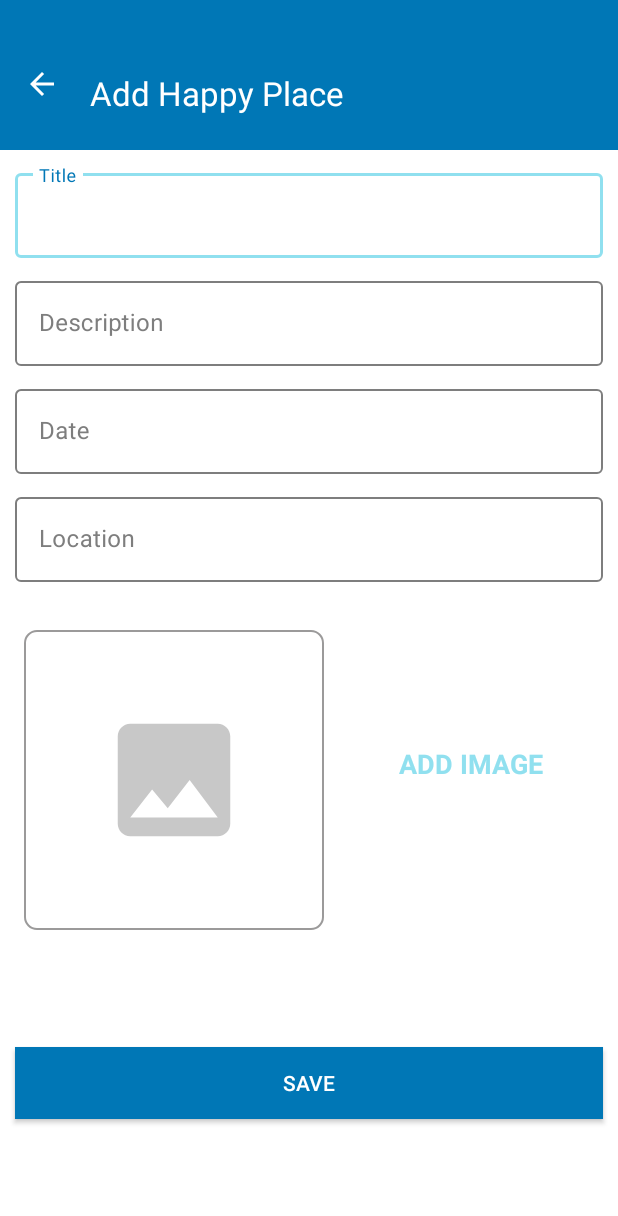
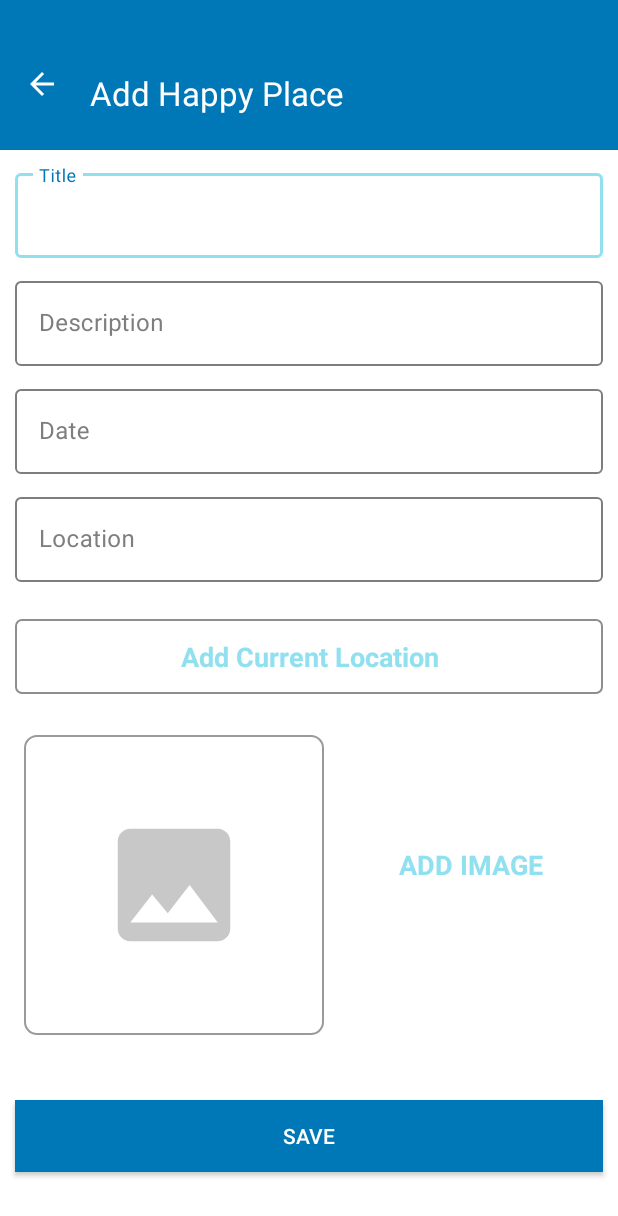
Before and after one commit to zyr-ux/Happy_Places, an Android app: the AddHappyPlacesActivity screen opened directly, with no data from a screen before it, on a phone screen of 412 x 824 dp. Shown: the top 1216 px of the screen. Run offline under Robolectric (Android 15) with nearby library versions, the light colour scheme and no system bars; libraries missing offline, so code that uses them is left out: com.karumi.dexter; 1 statement that could not run was skipped.

Commit message:
Added a way to use the user's current location!

```diff
--- a/app/build.gradle.kts
+++ b/app/build.gradle.kts
@@ -41,7 +41,7 @@ android {
 }
 
 dependencies {
-    implementation("de.hdodenhof:circleimageview:3.1.0")
+    implementation("de.hdodenhof:circleimageview:3.1.0") //Dexter dependency
     implementation("com.karumi:dexter:6.2.3")
 
     implementation("androidx.room:room-runtime:2.6.1") // Replace with the latest version
@@ -54,7 +54,9 @@ dependencies {
 
     implementation("com.google.android.libraries.places:places:4.1.0") //Places dependency
 
-    implementation(libs.play.services.maps)
+    implementation("com.google.android.gms:play-services-location:21.3.0") //GMS Location dependency
+    implementation(libs.play.services.maps) // Maps dependency
+
     implementation(libs.androidx.core.ktx)
     implementation(libs.androidx.appcompat)
     implementation(libs.material)
--- a/app/src/main/AndroidManifest.xml
+++ b/app/src/main/AndroidManifest.xml
@@ -8,6 +8,8 @@
 
     <uses-permission android:name="android.permission.READ_MEDIA_IMAGES" />
     <uses-permission android:name="android.permission.CAMERA" />
+    <uses-permission android:name="android.permission.ACCESS_FINE_LOCATION" />
+    <uses-permission android:name="android.permission.ACCESS_COARSE_LOCATION" />
 
     <application
         android:name=".database.HappyPlacesApp"
--- a/app/src/main/java/com/example/happyplaces/activities/MapActivity.kt
+++ b/app/src/main/java/com/example/happyplaces/activities/MapActivity.kt
@@ -79,5 +79,4 @@ class MapActivity : AppCompatActivity(), OnMapReadyCallback
         val latlngZoom= CameraUpdateFactory.newLatLngZoom(position,13f)
         maps.animateCamera(latlngZoom)
     }
-
 }
--- /dev/null
+++ b/app/src/main/res/drawable/btn_ripple_grey.xml
@@ -0,0 +1,12 @@
+<?xml version="1.0" encoding="utf-8"?>
+<ripple xmlns:android="http://schemas.android.com/apk/res/android"
+    android:color="#9E9E9E">
+    <item android:id="@android:id/mask">
+        <shape android:shape="rectangle">
+            <solid android:color="#000000" />
+            <corners android:radius="4dp"/>
+        </shape>
+    </item>
+
+    <item android:drawable="@drawable/textview_border" />
+</ripple>
--- /dev/null
+++ b/app/src/main/res/drawable/textview_border.xml
@@ -0,0 +1,6 @@
+<?xml version="1.0" encoding="utf-8"?>
+<shape xmlns:android="http://schemas.android.com/apk/res/android" android:shape="rectangle">
+<stroke android:width="1dp" android:color="#8E8E8E"/>
+    <corners android:radius="4dp"/>
+    <solid android:color="@color/white"/>
+</shape>
--- a/app/src/main/res/layout/activity_add_happy_places.xml
+++ b/app/src/main/res/layout/activity_add_happy_places.xml
@@ -158,7 +158,7 @@
         app:layout_constraintHorizontal_bias="0.075"
         app:layout_constraintStart_toStartOf="parent"
         app:layout_constraintTop_toBottomOf="@+id/linearLayout"
-        app:layout_constraintVertical_bias="0.097">
+        app:layout_constraintVertical_bias="0.408">
 
         <ImageView
             android:id="@+id/addedimgbox"
@@ -175,13 +175,13 @@
         android:layout_width="wrap_content"
         android:layout_height="wrap_content"
         android:text="ADD IMAGE"
+        android:textColor="@color/colorAccent"
         android:textSize="18sp"
-        android:textColor="@color/colorAccent"
         android:textStyle="bold"
         app:layout_constraintBottom_toBottomOf="@+id/img_btn_fl"
         app:layout_constraintEnd_toEndOf="parent"
         app:layout_constraintStart_toEndOf="@+id/img_btn_fl"
-        app:layout_constraintTop_toBottomOf="@+id/linearLayout" />
+        app:layout_constraintTop_toBottomOf="@+id/add_current_location_btn" />
 
     <androidx.appcompat.widget.AppCompatButton
         android:id="@+id/save_btn"
@@ -196,5 +196,30 @@
         android:text="SAVE"
         android:textColor="@color/white"
         android:background="@color/colorPrimaryDark"/>
+
+
+    <FrameLayout
+        android:id="@+id/add_current_location_btn"
+        android:layout_width="match_parent"
+        android:layout_height="50dp"
+        app:layout_constraintBottom_toTopOf="@+id/img_btn_fl"
+        app:layout_constraintEnd_toEndOf="parent"
+        app:layout_constraintHorizontal_bias="0.0"
+        app:layout_constraintStart_toStartOf="parent"
+        app:layout_constraintTop_toBottomOf="@+id/linearLayout"
+        app:layout_constraintVertical_bias="0.352"
+        android:background="@drawable/btn_ripple_grey"
+        android:layout_marginStart="10dp"
+        android:layout_marginEnd="10dp">
+        <TextView
+            android:layout_width="match_parent"
+            android:layout_height="match_parent"
+            android:gravity="center"
+            android:text="Add Current Location"
+            android:textAlignment="center"
+            android:textColor="@color/colorAccent"
+            android:textSize="18sp"
+            android:textStyle="bold" />
+    </FrameLayout>
 </androidx.constraintlayout.widget.ConstraintLayout>
 </ScrollView>
```
Also changed, not shown: app/src/main/java/com/example/happyplaces/activities/AddHappyPlacesActivity.kt (+80 -2 lines), app/src/main/java/com/example/happyplaces/utils/AddressConverter.kt (added, +31 -0 lines).
